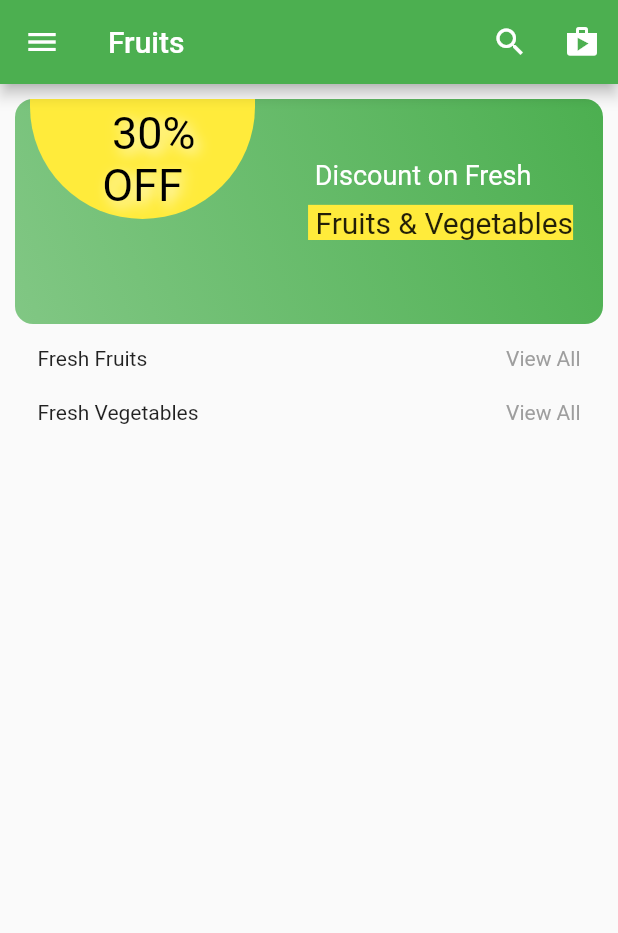
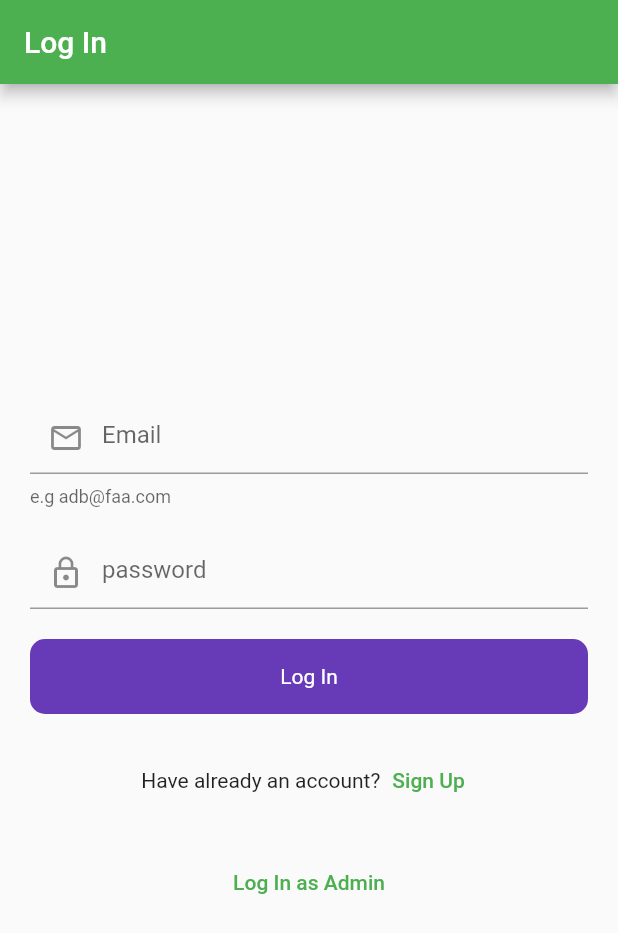
Before and after one commit to Balghari13/efuit-app, a Flutter app: the screen it shows after launch, on a phone screen of 412 x 824 dp. Shown: the top 933 px of the screen. Run offline on Flutter 3.47's test engine with Material 2 defaults, Android fonts, the phone set to English and light mode, and no system bars; our stand-ins replace cloud_firestore, firebase_auth, firebase_core, fluttertoast; accounts and stored records are empty.

Commit message:
add auth

```diff
--- /dev/null
+++ b/lib/UI/Widgets/round_button.dart
@@ -0,0 +1,26 @@
+import 'package:flutter/material.dart';
+
+class RoundButton extends StatelessWidget {
+  final String title;
+  final VoidCallback onTap;
+  final bool loading;
+  const RoundButton({Key? key, required this.title, required this.onTap, this.loading=false}) : super(key: key);
+
+  @override
+  Widget build(BuildContext context) {
+    return InkWell(
+      onTap: onTap,
+      child: Container(
+        height: 50,
+        decoration: BoxDecoration(
+          color: Colors.deepPurple,
+          borderRadius: BorderRadius.circular(10)
+        ),
+        child: Center(child: loading ? CircularProgressIndicator(
+          strokeWidth: 3, color: Colors.white,
+        ) :
+        Text(title, style: TextStyle(color: Colors.white),),),
+      ),
+    );
+  }
+}
--- /dev/null
+++ b/lib/UI/auth/login_screen.dart
@@ -0,0 +1,164 @@
+import 'package:e_fruit_app/UI/admin/CRUD/home_screen.dart';
+import 'package:e_fruit_app/UI/auth/signup_screen.dart';
+import 'package:firebase_auth/firebase_auth.dart';
+import 'package:flutter/material.dart';
+import 'package:flutter/services.dart';
+
+import '../Widgets/round_button.dart';
+import '../Widgets/utilis/utils.dart';
+import '../shop/fruits_home.dart';
+
+
+class LoginScreen extends StatefulWidget {
+  const LoginScreen({Key? key}) : super(key: key);
+
+  @override
+  State<LoginScreen> createState() => _LoginScreenState();
+}
+
+class _LoginScreenState extends State<LoginScreen> {
+  final _formKey = GlobalKey<FormState>();
+  final emailController = TextEditingController();
+  final passwordController = TextEditingController();
+  bool loading = false;
+  final _auth = FirebaseAuth.instance;
+
+
+  @override
+  void dispose() {
+    // TODO: implement dispose
+    super.dispose();
+    emailController.dispose();
+    passwordController.dispose();
+  }
+
+  void logIn(){
+
+    setState(() {
+      loading=true;
+    });
+    _auth.signInWithEmailAndPassword(
+        email: emailController.text,
+        password: passwordController.text.toString()).then((value){
+          Utils().toastMessage(value.user!.email.toString());
+          Navigator.pushReplacement(context, MaterialPageRoute(builder: (context)=> FruitsHomeScreen()));
+          setState(() {
+            loading=false;
+          });
+    }).onError((error, stackTrace){
+      Utils().toastMessage(error.toString());
+      setState(() {
+        loading=false;
+      });
+     // debugPrint(error);
+    });
+  }
+
+
+  @override
+  Widget build(BuildContext context) {
+    return WillPopScope(
+      onWillPop: ()async{
+        SystemNavigator.pop();
+        return true;
+      },
+      child: Scaffold(
+        appBar: AppBar(
+          automaticallyImplyLeading: false,
+          title: const Text('Log In'),
+        ),
+        body: Container(
+          width: double.infinity,
+
+          child: Padding(
+            padding: const EdgeInsets.all(20.0),
+            child: Column(
+              mainAxisAlignment: MainAxisAlignment.center,
+              children: [
+                Form(
+                  key: _formKey,
+                  child: Column(
+                    children: [
+                      TextFormField(
+                        controller: emailController,
+                        keyboardType: TextInputType.emailAddress,
+                        decoration: const InputDecoration(
+                          hintText: "Email",
+                          helperText: 'e.g adb@faa.com',
+                          prefixIcon: Icon(Icons.email_outlined),
+                        ),
+                        validator: (value){
+                          if(value!.isEmpty){
+                            return 'Enter email';
+                          }
+                          return null;
+                        },
+                      ),
+                      const SizedBox(height: 20,),
+                      TextFormField(
+                        controller: passwordController,
+                        keyboardType: TextInputType.text,
+                        obscureText: true,
+                        decoration: const InputDecoration(
+                          hintText: "password",
+                          prefixIcon: Icon(Icons.lock_outline),
+                        ),
+                        validator: (value){
+                          if(value!.isEmpty){
+                            return 'Enter your password';
+                          }
+                          return null;
+                        },
+                      ),
+                      const SizedBox(height: 20,),
+                    ],
+                  ),
+                ),
+
+                RoundButton(title: 'Log In',loading: loading, onTap: (){
+                  if(_formKey.currentState!.validate()){
+                    logIn();
+                  }
+                },),
+                const SizedBox(height: 20,),
+                Row(
+                  mainAxisAlignment: MainAxisAlignment.center,
+                  children: [
+                    const Text("Have already an account?"),
+                    TextButton(onPressed: (){
+Navigator.push(context, MaterialPageRoute(builder: (context)=>const SignUpScreen()));
+                    }, child: const Text('Sign Up')),
+                  ],
+                ),
+                const SizedBox(height: 20,),
+                TextButton(onPressed: (){
+                  Navigator.push(context, MaterialPageRoute(builder: (context)=> HomePage()));
+                }, child: const Text("Log In as Admin")),
+
+
+                // InkWell(
+                //   onTap: (){
+                //     Navigator.pushReplacement(context,
+                //         MaterialPageRoute(builder: (context)=>LoginWithNumber()));
+                //   },
+                //   child: Container(
+                //     height: 50,
+                //     decoration: BoxDecoration(
+                //       borderRadius: BorderRadius.circular(50),
+                //       border: Border.all(
+                //         color: Colors.black
+                //       )
+                //     ),
+                //     child: Center(
+                //       child: Text('Login with number'),
+                //     ),
+                //   ),
+                // )
+              ],
+            ),
+          ),
+        ),
+      ),
+    );
+  }
+}
--- a/lib/UI/profile/profile_screen.dart
+++ b/lib/UI/profile/profile_screen.dart
@@ -14,7 +14,7 @@ class ProfileScreen extends StatelessWidget {
       appBar: AppBar(
         title: const Text("Profile"),
       ),
-        drawer: const DrawerScreen(),
+        drawer: DrawerScreen(),
       body: Stack(
         children: [
           Column(
@@ -82,8 +82,8 @@ class ProfileScreen extends StatelessWidget {
                       // const ListTileScreen(
                       //     iconData: Icons.policy_outlined, title: "Privacy Policy"),
                       const ListTileScreen(iconData: Icons.add_chart, title: "About"),
-                      const ListTileScreen(
-                          iconData: Icons.exit_to_app_outlined, title: "Log Out"),
+                      // const ListTileScreen(
+                      //     iconData: Icons.exit_to_app_outlined, title: "Log Out"),
                     ],
                   ),
                 ),
--- a/lib/UI/shop/fruits_home.dart
+++ b/lib/UI/shop/fruits_home.dart
@@ -42,7 +42,7 @@ class _FruitsHomeScreenState extends State<FruitsHomeScreen> {
           IconButton(onPressed: (){}, icon: const Icon(Icons.shop)),
         ],
       ),
-      drawer: const DrawerScreen(),
+      drawer:  DrawerScreen(),
       // drawer: Drawer(
       //   child: Container(
       //     width: 100,
@@ -276,6 +276,7 @@ const SizedBox(height: 10,),
             ),
 
       ]),
-    ));
+    ),
+    );
   }
 }
--- a/lib/UI/shop/product_details.dart
+++ b/lib/UI/shop/product_details.dart
@@ -81,8 +81,8 @@ class _ProductDetailsScreenState extends State<ProductDetailsScreen> {
                               child: Row(
                                 mainAxisAlignment: MainAxisAlignment.spaceEvenly,
                                 children: const[
-                                  Text('50 g'),
-                                  Icon(Icons.arrow_drop_down),
+                                  Text('500 gram'),
+                                 // Icon(Icons.arrow_drop_down),
                                 ],
                               ),
 
--- a/lib/main.dart
+++ b/lib/main.dart
@@ -1,10 +1,12 @@
 
 
+import 'package:e_fruit_app/UI/auth/signup_screen.dart';
 import 'package:e_fruit_app/provider/product_provider.dart';
 import 'package:firebase_core/firebase_core.dart';
 import 'package:flutter/material.dart';
 import 'package:provider/provider.dart';
 
+import 'UI/Widgets/splash_screen.dart';
 import 'UI/shop/fruits_home.dart';
 
 void main() async{
@@ -18,7 +20,12 @@ class MyApp extends StatelessWidget {
 
   @override
   Widget build(BuildContext context) {
-    return ChangeNotifierProvider(create: (context)=>ProductProvider(),
+    //return ChangeNotifierProvider(create: (context)=>ProductProvider(),
+    return MultiProvider(providers:[
+      ChangeNotifierProvider<ProductProvider>(
+          create: (context)=>ProductProvider()),
+
+    ],
     child: MaterialApp(
       title: 'Flutter Demo',
       theme: ThemeData(
@@ -29,38 +36,39 @@ class MyApp extends StatelessWidget {
   }
 }
 
-class SplashScreen extends StatefulWidget {
-  const SplashScreen({Key? key}) : super(key: key);
-
-  @override
-  State<SplashScreen> createState() => _SplashScreenState();
-}
-
-class _SplashScreenState extends State<SplashScreen> {
-  @override
-  void initState() {
-    // TODO: implement initState
-    super.initState();
-    Future.delayed(const Duration(seconds: 5),()=>
-    Navigator.pushReplacement(context, MaterialPageRoute(builder: (context)=>const FruitsHomeScreen()))
-    );
-  }
-  @override
-  Widget build(BuildContext context) {
-    return Scaffold(
-     // backgroundColor: Colors.green.shade100,
-
-    body: Container(
-      decoration: BoxDecoration(
-        gradient: LinearGradient(
-          colors: [Colors.green.shade200, Colors.green],
-          begin: Alignment.topCenter,
-          end: Alignment.bottomCenter,),
-      ),
-      height: double.infinity,
-      width: double.infinity,
-      child: Image(image: AssetImage("assets/images/logo.png"),),
-    ),
-    );
-  }
-}
+// class SplashScreen extends StatefulWidget {
+//   const SplashScreen({Key? key}) : super(key: key);
+//
+//   @override
+//   State<SplashScreen> createState() => _SplashScreenState();
+// }
+//
+// class _SplashScreenState extends State<SplashScreen> {
+//   @override
+//   void initState() {
+//     // TODO: implement initState
+//     super.initState();
+//     Future.delayed(const Duration(seconds: 5),()=>
+//     Navigator.pushReplacement(context, MaterialPageRoute(builder: (context)=>const SignUpScreen()))
+//     );
+//   }
+//   @override
+//   Widget build(BuildContext context) {
+//     return
+//       Scaffold(
+//      // backgroundColor: Colors.green.shade100,
+//
+//     body: Container(
+//       decoration: BoxDecoration(
+//         gradient: LinearGradient(
+//           colors: [Colors.green.shade200, Colors.green],
+//           begin: Alignment.topCenter,
+//           end: Alignment.bottomCenter,),
+//       ),
+//       height: double.infinity,
+//       width: double.infinity,
+//       child: Image(image: AssetImage("assets/images/logo.png"),),
+//     ),
+//     );
+//   }
+// }
--- a/pubspec.yaml
+++ b/pubspec.yaml
@@ -41,6 +41,9 @@ dependencies:
   fluttertoast: ^8.2.1
   cloud_firestore: ^4.7.1
   provider: ^6.0.5
+  image_picker: ^0.8.7+5
+  path_provider: ^2.0.15
+
 
 dev_dependencies:
   flutter_test:
```
Also changed, not shown: lib/UI/Widgets/drawer_screen.dart (+9 -3 lines), lib/UI/Widgets/splash_screen.dart (added, +36 -0 lines), lib/UI/Widgets/utilis/utils.dart (added, +18 -0 lines), lib/UI/auth/firebase_services/splash_services.dart (added, +25 -0 lines), lib/UI/auth/signup_screen.dart (added, +172 -0 lines), pubspec.lock.
